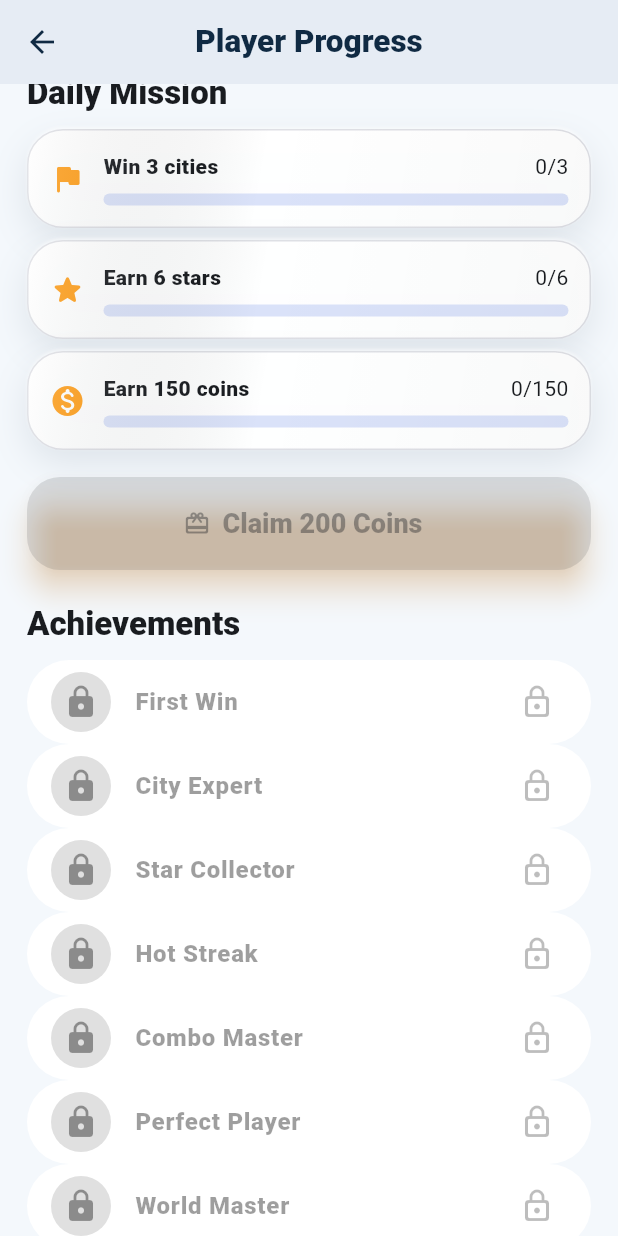
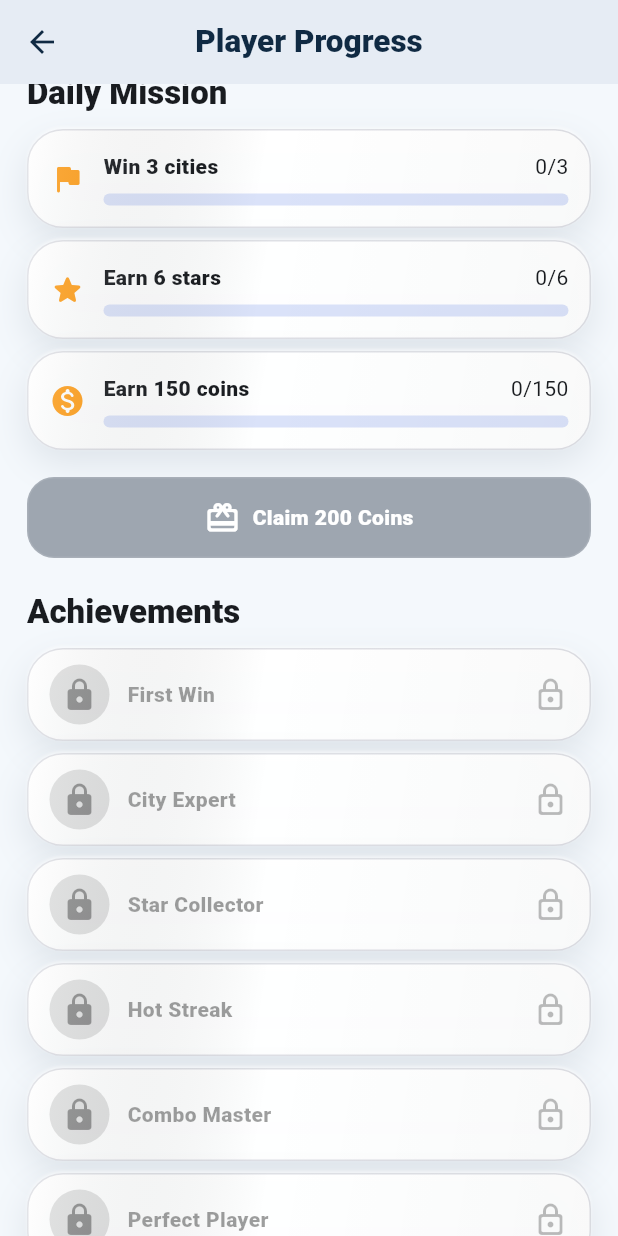
Before and after one commit to walidatiyaai2025-gif/CARGame, a Flutter app: the ProgressHubScreen screen opened directly with empty values, scrolled down 507 dp, on a phone screen of 412 x 824 dp. Run offline on Flutter 3.47's test engine with Material 3 defaults, Android fonts, the light colour scheme and no system bars; our stand-ins replace google_mobile_ads, shared_preferences; accounts and stored records are empty; network calls fail; Roboto replaces fonts that are missing (Arial); statements that could not run were skipped.

Commit message:
Finish shared panel adoption in progress hub

```diff
--- a/lib/features/progress/progress_hub_screen.dart
+++ b/lib/features/progress/progress_hub_screen.dart
@@ -3,6 +3,7 @@ import 'package:flutter/material.dart';
 import '../../core/storage/progress_store.dart';
 import '../../core/theme/app_theme.dart';
 import '../../core/theme/three_d_game_icon.dart';
+import '../../core/widgets/game_button.dart';
 import '../../core/widgets/game_panel.dart';
 
 class ProgressHubScreen extends StatelessWidget {
@@ -159,15 +160,38 @@ class ProgressHubScreen extends StatelessWidget {
               icon: Icons.monetization_on_rounded,
             ),
             const SizedBox(height: 10),
-            FilledButton.icon(
+            GameButton(
+              semanticLabel: store.missionClaimed
+                  ? (ar ? 'تم استلام مكافأة المهمة' : 'Mission reward claimed')
+                  : (ar ? 'استلم 200 عملة' : 'Claim 200 Coins'),
               onPressed: store.dailyMissionComplete && !store.missionClaimed
                   ? () => _claimMission(context)
                   : null,
-              icon: const Icon(Icons.redeem_rounded),
-              label: Text(
+              enabled: store.dailyMissionComplete && !store.missionClaimed,
+              expand: true,
+              height: 54,
+              borderRadius: BorderRadius.circular(18),
+              backgroundColor: AppTheme.orange,
+              child: Row(
+                mainAxisAlignment: MainAxisAlignment.center,
+                mainAxisSize: MainAxisSize.min,
+                children: [
+                  const Icon(Icons.redeem_rounded, color: Colors.white),
+                  const SizedBox(width: 8),
+                  Flexible(
+                    child: Text(
                       store.missionClaimed
                           ? (ar ? 'تم الاستلام' : 'Claimed')
                           : (ar ? 'استلم 200 عملة' : 'Claim 200 Coins'),
+                      maxLines: 1,
+                      overflow: TextOverflow.ellipsis,
+                      style: const TextStyle(
+                        color: Colors.white,
+                        fontWeight: FontWeight.w900,
+                      ),
+                    ),
+                  ),
+                ],
               ),
             ),
             const SizedBox(height: 22),
@@ -487,10 +511,17 @@ class _Achievement extends StatelessWidget {
   final String title;
   final bool unlocked;
   final IconData icon;
+
   @override
-  Widget build(BuildContext context) => Card(
-    child: ListTile(
-      leading: CircleAvatar(
+  Widget build(BuildContext context) => Padding(
+    padding: const EdgeInsets.only(bottom: 8),
+    child: GamePanel(
+      semanticLabel: unlocked ? '$title unlocked' : '$title locked',
+      enabled: true,
+      padding: const EdgeInsets.symmetric(horizontal: 14, vertical: 10),
+      child: Row(
+        children: [
+          CircleAvatar(
             backgroundColor: unlocked
                 ? AppTheme.orange.withValues(alpha: .16)
                 : Colors.black12,
@@ -499,16 +530,23 @@ class _Achievement extends StatelessWidget {
               color: unlocked ? AppTheme.orange : Colors.black38,
             ),
           ),
-      title: Text(
+          const SizedBox(width: 12),
+          Expanded(
+            child: Text(
               title,
+              maxLines: 1,
+              overflow: TextOverflow.ellipsis,
               style: TextStyle(
                 fontWeight: FontWeight.w800,
                 color: unlocked ? AppTheme.navy : Colors.black38,
               ),
             ),
-      trailing: Icon(
+          ),
+          Icon(
             unlocked ? Icons.check_circle_rounded : Icons.lock_outline_rounded,
             color: unlocked ? AppTheme.green : Colors.black26,
+          ),
+        ],
       ),
     ),
   );
```
Lines whose indentation alone changed are shown as unchanged.
